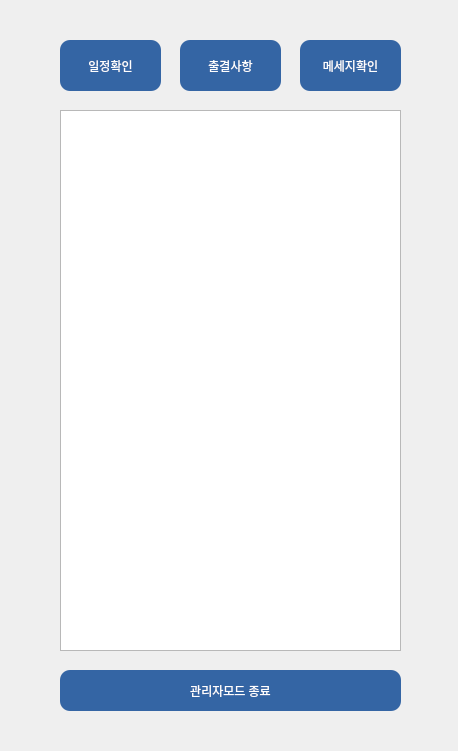
rabolee/check, file check.ui: the form before one commit.
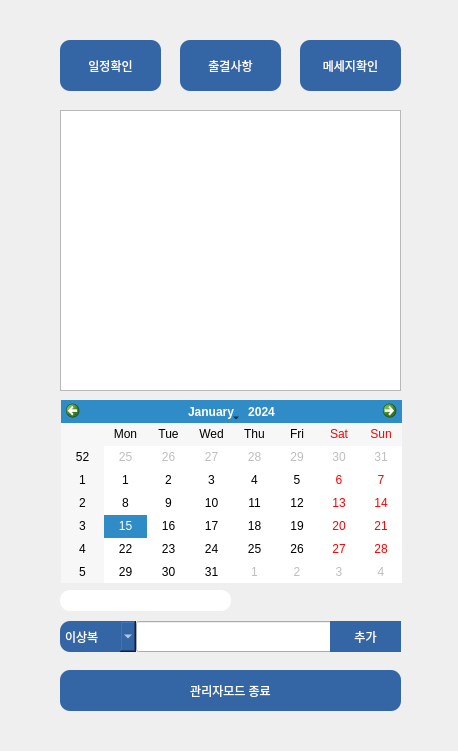
The form after the commit. The open tabs and pages were chosen to show the change. Icons and pictures are not drawn.

Patch:
```diff
--- a/check.ui
+++ b/check.ui
@@ -1665,7 +1665,7 @@
          <x>30</x>
          <y>10</y>
          <width>341</width>
-         <height>541</height>
+         <height>281</height>
         </rect>
        </property>
        <property name="styleSheet">
@@ -1691,6 +1691,102 @@
         <string>관리자모드 종료</string>
        </property>
       </widget>
+      <widget class="QCalendarWidget" name="calendarWidget_2">
+       <property name="geometry">
+        <rect>
+         <x>31</x>
+         <y>300</y>
+         <width>341</width>
+         <height>183</height>
+        </rect>
+       </property>
+      </widget>
+      <widget class="QPushButton" name="Professor_date_add">
+       <property name="geometry">
+        <rect>
+         <x>300</x>
+         <y>521</y>
+         <width>71</width>
+         <height>31</height>
+        </rect>
+       </property>
+       <property name="styleSheet">
+        <string notr="true">background-color:rgb(52,101,164);
+border-style: solid;
+
+color:white;</string>
+       </property>
+       <property name="text">
+        <string>추가</string>
+       </property>
+      </widget>
+      <widget class="QComboBox" name="Professor_name">
+       <property name="geometry">
+        <rect>
+         <x>30</x>
+         <y>521</y>
+         <width>76</width>
+         <height>31</height>
+        </rect>
+       </property>
+       <property name="styleSheet">
+        <string notr="true">background-color:rgb(52,101,164);
+border-style: solid;
+border-radius: 10px;
+color:white;</string>
+       </property>
+       <item>
+        <property name="text">
+         <string>이상복</string>
+        </property>
+       </item>
+       <item>
+        <property name="text">
+         <string>류홍걸</string>
+        </property>
+       </item>
+       <item>
+        <property name="text">
+         <string>조동현</string>
+        </property>
+       </item>
+      </widget>
+      <widget class="QLineEdit" name="data_lineEdit">
+       <property name="geometry">
+        <rect>
+         <x>30</x>
+         <y>490</y>
+         <width>171</width>
+         <height>21</height>
+        </rect>
+       </property>
+       <property name="styleSheet">
+        <string notr="true">
+border-style: solid;
+border-radius: 10px;
+</string>
+       </property>
+      </widget>
+      <widget class="QLineEdit" name="Professor_date">
+       <property name="geometry">
+        <rect>
+         <x>106</x>
+         <y>521</y>
+         <width>201</width>
+         <height>31</height>
+        </rect>
+       </property>
+       <property name="styleSheet">
+        <string notr="true"/>
+       </property>
+      </widget>
+      <zorder>date_widget</zorder>
+      <zorder>manager_end_button_2</zorder>
+      <zorder>calendarWidget_2</zorder>
+      <zorder>Professor_name</zorder>
+      <zorder>data_lineEdit</zorder>
+      <zorder>Professor_date</zorder>
+      <zorder>Professor_date_add</zorder>
      </widget>
      <widget class="QWidget" name="page_9">
       <widget class="QTableWidget" name="message_widget">
```
Left out of the diff: 4 changed lines with no effect on the pictures.
